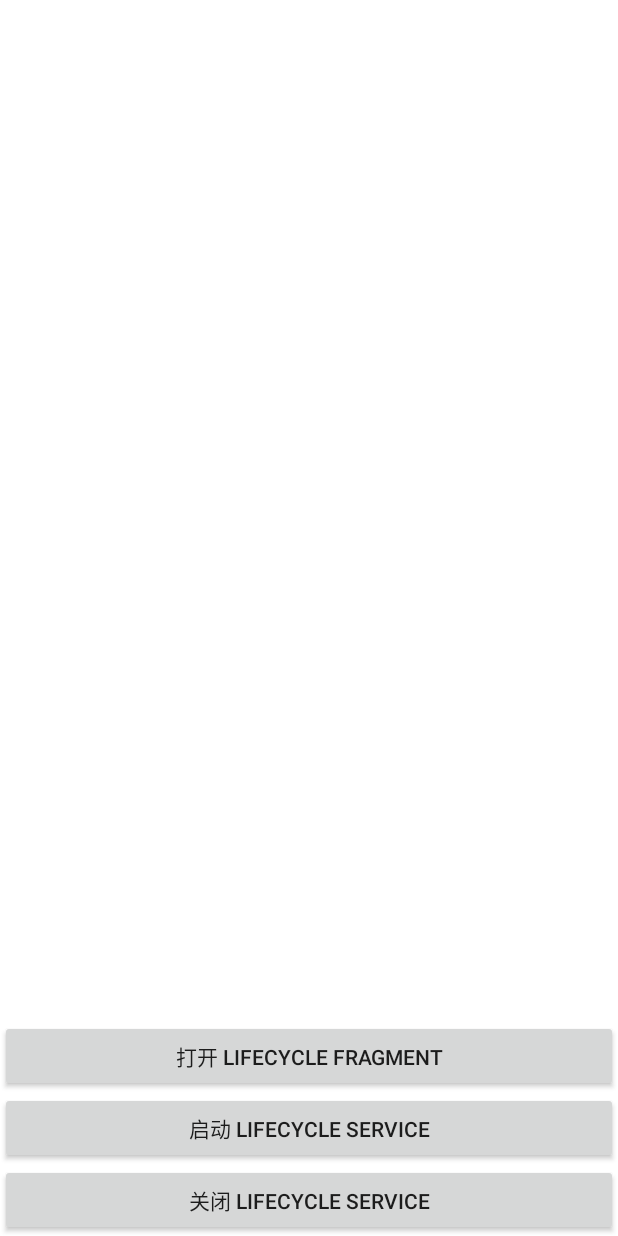
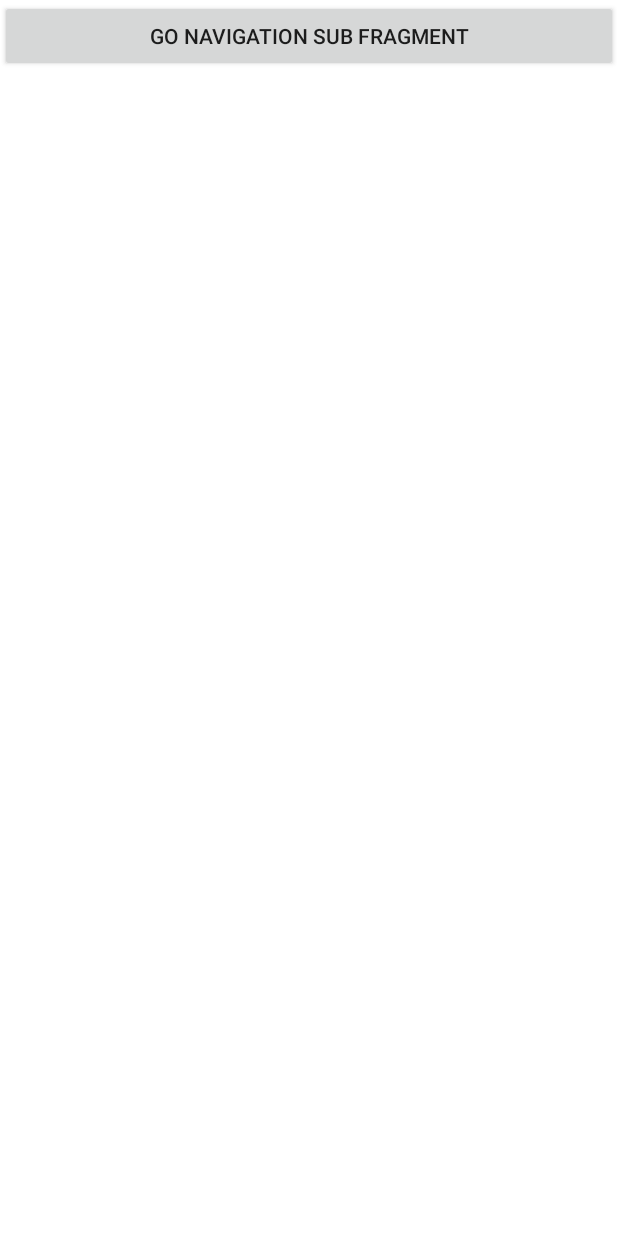
Before and after one commit to hayuklearn/android-framework, an Android app: the screen it shows after launch (LifecycleActivity before the commit, NavigationActivity after it), on a phone screen of 412 x 824 dp. Run offline under Robolectric (Android 15) with nearby library versions, the phone set to English and light mode, and no system bars.

Commit message:
demo - jetpack - navigation

```diff
--- a/build.gradle
+++ b/build.gradle
@@ -8,9 +8,12 @@ buildscript {
     dependencies {
         classpath 'com.android.tools.build:gradle:7.0.2'
         classpath "org.jetbrains.kotlin:kotlin-gradle-plugin:" + libs.versions.kotlin.get()
+        classpath 'org.jetbrains.kotlin:kotlin-gradle-plugin:1.5.30'
 
         // NOTE: Do not place your application dependencies here; they belong
         // in the individual module build.gradle files
+
+        classpath 'androidx.navigation:navigation-safe-args-gradle-plugin:2.4.0-alpha08'
     }
 }
 
--- a/products/demo/jetpack/app-demo-jetpack/build.gradle
+++ b/products/demo/jetpack/app-demo-jetpack/build.gradle
@@ -1,6 +1,8 @@
 plugins {
     id 'com.android.application'
     id 'kotlin-android'
+
+    id 'androidx.navigation.safeargs'
 }
 
 android {
@@ -56,7 +58,11 @@ dependencies {
     implementation libs.appcompat
 
     implementation libs.bundles.lifecycle
+    implementation 'androidx.legacy:legacy-support-v4:1.0.0'
     annotationProcessor libs.lifecycleCompiler
+
+    implementation libs.bundles.nav
+    androidTestImplementation libs.navigationTesting
 
     implementation libs.material
 }
--- /dev/null
+++ b/products/demo/jetpack/app-demo-jetpack/src/main/java/com/af/demo/jetpack/navigation/NavigationActivity.kt
@@ -0,0 +1,17 @@
+package com.af.demo.jetpack.navigation
+
+import android.os.Bundle
+import androidx.appcompat.app.AppCompatActivity
+import com.af.demo.jetpack.R
+
+/**
+ * Created by hayukleung@gmail.com on 2021-09-09.
+ */
+class NavigationActivity : AppCompatActivity() {
+
+    override fun onCreate(savedInstanceState: Bundle?) {
+        super.onCreate(savedInstanceState)
+
+        setContentView(R.layout.activity_navigation)
+    }
+}
--- /dev/null
+++ b/products/demo/jetpack/app-demo-jetpack/src/main/java/com/af/demo/jetpack/navigation/NavigationMainFragment.kt
@@ -0,0 +1,74 @@
+package com.af.demo.jetpack.navigation
+
+import android.os.Bundle
+import androidx.fragment.app.Fragment
+import android.view.LayoutInflater
+import android.view.View
+import android.view.ViewGroup
+import androidx.appcompat.widget.AppCompatButton
+import androidx.navigation.Navigation
+import com.af.demo.jetpack.R
+
+// TODO: Rename parameter arguments, choose names that match
+// the fragment initialization parameters, e.g. ARG_ITEM_NUMBER
+private const val ARG_PARAM1 = "param1"
+private const val ARG_PARAM2 = "param2"
+
+/**
+ * A simple [Fragment] subclass.
+ * Use the [NavigationMainFragment.newInstance] factory method to
+ * create an instance of this fragment.
+ */
+class NavigationMainFragment : Fragment() {
+    // TODO: Rename and change types of parameters
+    private var param1: String? = null
+    private var param2: String? = null
+
+    override fun onCreate(savedInstanceState: Bundle?) {
+        super.onCreate(savedInstanceState)
+        arguments?.let {
+            param1 = it.getString(ARG_PARAM1)
+            param2 = it.getString(ARG_PARAM2)
+        }
+    }
+
+    override fun onCreateView(
+        inflater: LayoutInflater, container: ViewGroup?,
+        savedInstanceState: Bundle?
+    ): View? {
+        // Inflate the layout for this fragment
+        return inflater.inflate(R.layout.fragment_navigation_main, container, false)
+    }
+
+    override fun onViewCreated(view: View, savedInstanceState: Bundle?) {
+
+        view.findViewById<AppCompatButton>(R.id.button_open_fragment).setOnClickListener {
+
+            val bundle =
+                NavigationMainFragmentArgs.Builder().setName("hayukleung").setAge(666).build()
+                    .toBundle()
+            Navigation.findNavController(it)
+                .navigate(R.id.action_navigationMainFragment_to_navigationSubFragment, bundle)
+        }
+    }
+
+    companion object {
+        /**
+         * Use this factory method to create a new instance of
+         * this fragment using the provided parameters.
+         *
+         * @param param1 Parameter 1.
+         * @param param2 Parameter 2.
+         * @return A new instance of fragment NavigationMainFragment.
+         */
+        // TODO: Rename and change types and number of parameters
+        @JvmStatic
+        fun newInstance(param1: String, param2: String) =
+            NavigationMainFragment().apply {
+                arguments = Bundle().apply {
+                    putString(ARG_PARAM1, param1)
+                    putString(ARG_PARAM2, param2)
+                }
+            }
+    }
+}
--- /dev/null
+++ b/products/demo/jetpack/app-demo-jetpack/src/main/res/anim/fragment_close_enter.xml
@@ -0,0 +1,4 @@
+<?xml version="1.0" encoding="utf-8"?>
+<set xmlns:android="http://schemas.android.com/apk/res/android">
+
+</set>
--- /dev/null
+++ b/products/demo/jetpack/app-demo-jetpack/src/main/res/anim/fragment_close_exit.xml
@@ -0,0 +1,4 @@
+<?xml version="1.0" encoding="utf-8"?>
+<set xmlns:android="http://schemas.android.com/apk/res/android">
+
+</set>
--- /dev/null
+++ b/products/demo/jetpack/app-demo-jetpack/src/main/res/anim/fragment_open_enter.xml
@@ -0,0 +1,4 @@
+<?xml version="1.0" encoding="utf-8"?>
+<set xmlns:android="http://schemas.android.com/apk/res/android">
+
+</set>
--- /dev/null
+++ b/products/demo/jetpack/app-demo-jetpack/src/main/res/anim/fragment_open_exit.xml
@@ -0,0 +1,4 @@
+<?xml version="1.0" encoding="utf-8"?>
+<set xmlns:android="http://schemas.android.com/apk/res/android">
+
+</set>
--- /dev/null
+++ b/products/demo/jetpack/app-demo-jetpack/src/main/res/layout/activity_navigation.xml
@@ -0,0 +1,18 @@
+<?xml version="1.0" encoding="utf-8"?>
+<androidx.constraintlayout.widget.ConstraintLayout xmlns:android="http://schemas.android.com/apk/res/android"
+    xmlns:app="http://schemas.android.com/apk/res-auto"
+    android:layout_width="match_parent"
+    android:layout_height="match_parent">
+
+    <androidx.fragment.app.FragmentContainerView
+        android:id="@+id/fragment_navigation_host"
+        android:name="androidx.navigation.fragment.NavHostFragment"
+        android:layout_width="0dp"
+        android:layout_height="0dp"
+        app:defaultNavHost="true"
+        app:layout_constraintBottom_toBottomOf="parent"
+        app:layout_constraintEnd_toEndOf="parent"
+        app:layout_constraintStart_toStartOf="parent"
+        app:layout_constraintTop_toTopOf="parent"
+        app:navGraph="@navigation/navigation_demo" />
+</androidx.constraintlayout.widget.ConstraintLayout>
--- /dev/null
+++ b/products/demo/jetpack/app-demo-jetpack/src/main/res/layout/fragment_navigation_main.xml
@@ -0,0 +1,14 @@
+<?xml version="1.0" encoding="utf-8"?>
+<FrameLayout xmlns:android="http://schemas.android.com/apk/res/android"
+    xmlns:tools="http://schemas.android.com/tools"
+    android:layout_width="match_parent"
+    android:layout_height="match_parent"
+    tools:context=".navigation.NavigationMainFragment">
+
+    <androidx.appcompat.widget.AppCompatButton
+        android:id="@+id/button_open_fragment"
+        android:layout_width="match_parent"
+        android:layout_height="wrap_content"
+        android:text="@string/button_go_navigation_sub_fragment"/>
+
+</FrameLayout>
--- /dev/null
+++ b/products/demo/jetpack/app-demo-jetpack/src/main/res/navigation/navigation_demo.xml
@@ -0,0 +1,36 @@
+<?xml version="1.0" encoding="utf-8"?>
+<navigation xmlns:android="http://schemas.android.com/apk/res/android"
+    xmlns:app="http://schemas.android.com/apk/res-auto"
+    xmlns:tools="http://schemas.android.com/tools"
+    android:id="@+id/navigation_demo"
+    app:startDestination="@id/navigationMainFragment">
+
+    <fragment
+        android:id="@+id/navigationMainFragment"
+        android:name="com.af.demo.jetpack.navigation.NavigationMainFragment"
+        android:label="fragment_navigation_main"
+        tools:layout="@layout/fragment_navigation_main">
+        <action
+            android:id="@+id/action_navigationMainFragment_to_navigationSubFragment"
+            app:destination="@id/navigationSubFragment"
+            app:enterAnim="@anim/fragment_open_enter"
+            app:exitAnim="@anim/fragment_open_exit"
+            app:popEnterAnim="@anim/fragment_close_enter"
+            app:popExitAnim="@anim/fragment_close_exit" />
+        <!-- 添加参数 -->
+        <argument
+            android:name="name"
+            android:defaultValue='"none"'
+            app:argType="string" />
+        <argument
+            android:name="age"
+            android:defaultValue="0"
+            app:argType="integer" />
+    </fragment>
+
+    <fragment
+        android:id="@+id/navigationSubFragment"
+        android:name="com.af.demo.jetpack.navigation.NavigationSubFragment"
+        android:label="fragment_navigation_sub"
+        tools:layout="@layout/fragment_navigation_sub" />
+</navigation>
--- a/products/demo/jetpack/app-demo-jetpack/src/main/res/values/strings.xml
+++ b/products/demo/jetpack/app-demo-jetpack/src/main/res/values/strings.xml
@@ -4,4 +4,7 @@
     <string name="button_hide_fragment">关闭 Lifecycle Fragment</string>
     <string name="button_start_service">启动 Lifecycle Service</string>
     <string name="button_stop_service">关闭 Lifecycle Service</string>
+    <!-- TODO: Remove or change this placeholder text -->
+    <string name="hello_blank_fragment">Hello blank fragment</string>
+    <string name="button_go_navigation_sub_fragment">Go Navigation Sub Fragment</string>
 </resources>
```
Also changed, not shown: products/demo/jetpack/app-demo-jetpack/src/main/AndroidManifest.xml (+17 -2 lines), products/demo/jetpack/app-demo-jetpack/src/main/java/com/af/demo/jetpack/navigation/NavigationSubFragment.kt (added, +71 -0 lines), products/demo/jetpack/app-demo-jetpack/src/main/res/layout/fragment_navigation_sub.xml (added, +14 -0 lines).
